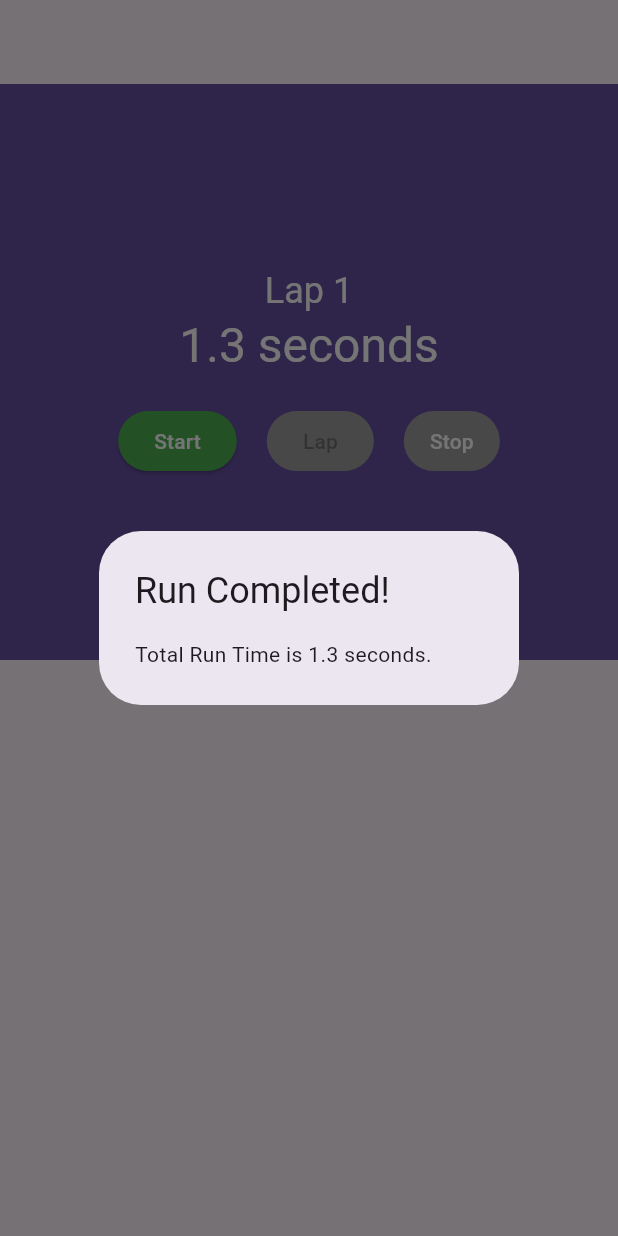
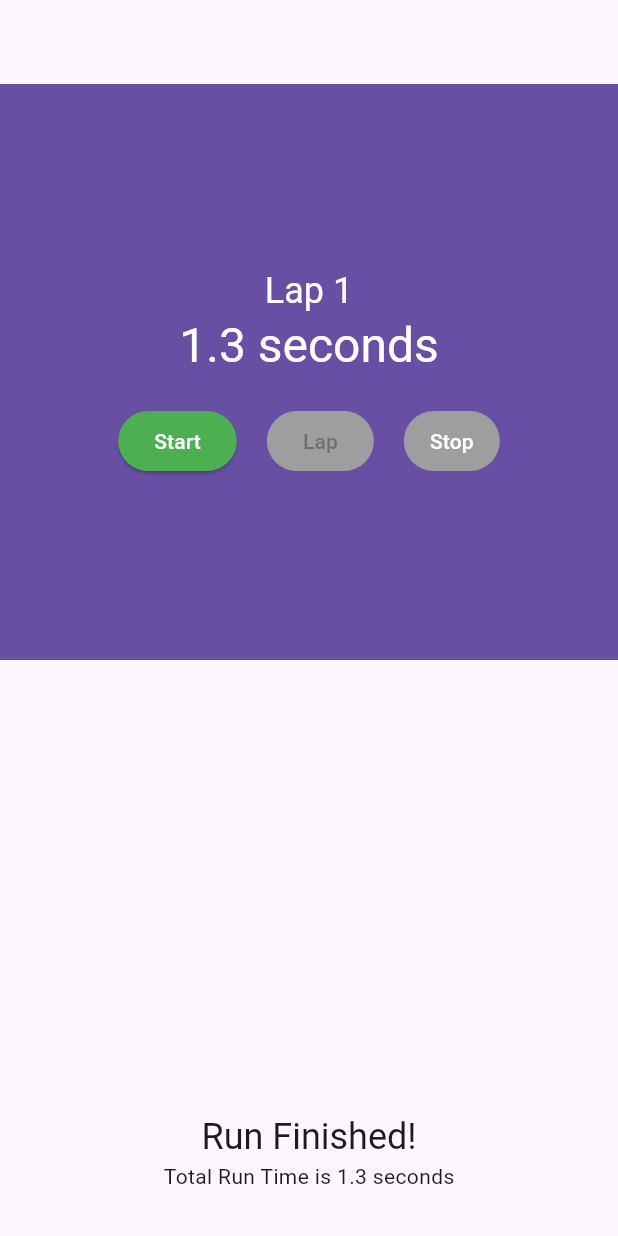
Before and after one commit to reddvid/flutter_cookbook, a Flutter app: the StopWatch screen opened directly with empty values, after a tap on "Start", after a tap on "Stop", on a phone screen of 412 x 824 dp. Run offline on Flutter 3.47's test engine with Material 3 defaults, Android fonts, the phone set to English and light mode, and no system bars; our stand-ins replace google_fonts.

Commit message:
finish ch6

```diff
--- a/stopwatch/lib/stopwatch.dart
+++ b/stopwatch/lib/stopwatch.dart
@@ -50,7 +50,7 @@ class _StopWatchState extends State<StopWatch> {
     });
   }
 
-  void _stopTimer() {
+  void _stopTimer(BuildContext context) {
     timer.cancel();
 
     setState(() {
@@ -58,12 +58,43 @@ class _StopWatchState extends State<StopWatch> {
     });
 
     // Show alert dialog for total elapsed time
+    // final totalRuntime = laps.fold(milliseconds, (total, lap) => total + lap);
+    // final alert = PlatformAlert(
+    //   title: 'Run Completed!',
+    //   message: 'Total Run Time is ${_secondsText(totalRuntime)}.',
+    // );
+    // alert.show(context);
+
+    // Show bottom sheet for total runtime
+    final controller = showBottomSheet(
+      context: context,
+      builder: _buildRunCompletedSheet,
+    );
+    Future.delayed(const Duration(seconds: 5)).then((_) {
+      controller.close();
+    });
+  }
+
+  Widget _buildRunCompletedSheet(BuildContext context) {
     final totalRuntime = laps.fold(milliseconds, (total, lap) => total + lap);
-    final alert = PlatformAlert(
-      title: 'Run Completed!',
-      message: 'Total Run Time is ${_secondsText(totalRuntime)}.',
+    final textTheme = Theme.of(context).textTheme;
+
+    return SafeArea(
+      child: Container(
+        color: Theme.of(context).cardColor,
+        width: double.infinity,
+        child: Padding(
+          padding: const EdgeInsets.symmetric(vertical: 30),
+          child: Column(
+            mainAxisSize: MainAxisSize.min,
+            children: [
+              Text('Run Finished!', style: textTheme.headlineSmall),
+              Text('Total Run Time is ${_secondsText(totalRuntime)}'),
+            ],
+          ),
+        ),
+      ),
     );
-    alert.show(context);
   }
 
   Widget _buildLapDisplay() {
@@ -160,15 +191,17 @@ class _StopWatchState extends State<StopWatch> {
           child: const Text('Lap'),
         ),
         const SizedBox(width: 20),
-        TextButton(
-          onPressed: isTicking ? _stopTimer : null,
-          style: ButtonStyle(
-            backgroundColor: WidgetStateProperty.all<Color>(
-              isTicking ? Colors.red : Colors.grey,
+        Builder(
+          builder: (context) => TextButton(
+            onPressed: isTicking ? () => _stopTimer(context) : null,
+            style: ButtonStyle(
+              backgroundColor: WidgetStateProperty.all<Color>(
+                isTicking ? Colors.red : Colors.grey,
+              ),
+              foregroundColor: WidgetStateProperty.all<Color>(Colors.white),
             ),
-            foregroundColor: WidgetStateProperty.all<Color>(Colors.white),
+            child: const Text('Stop'),
           ),
-          child: const Text('Stop'),
         ),
       ],
     );
```
